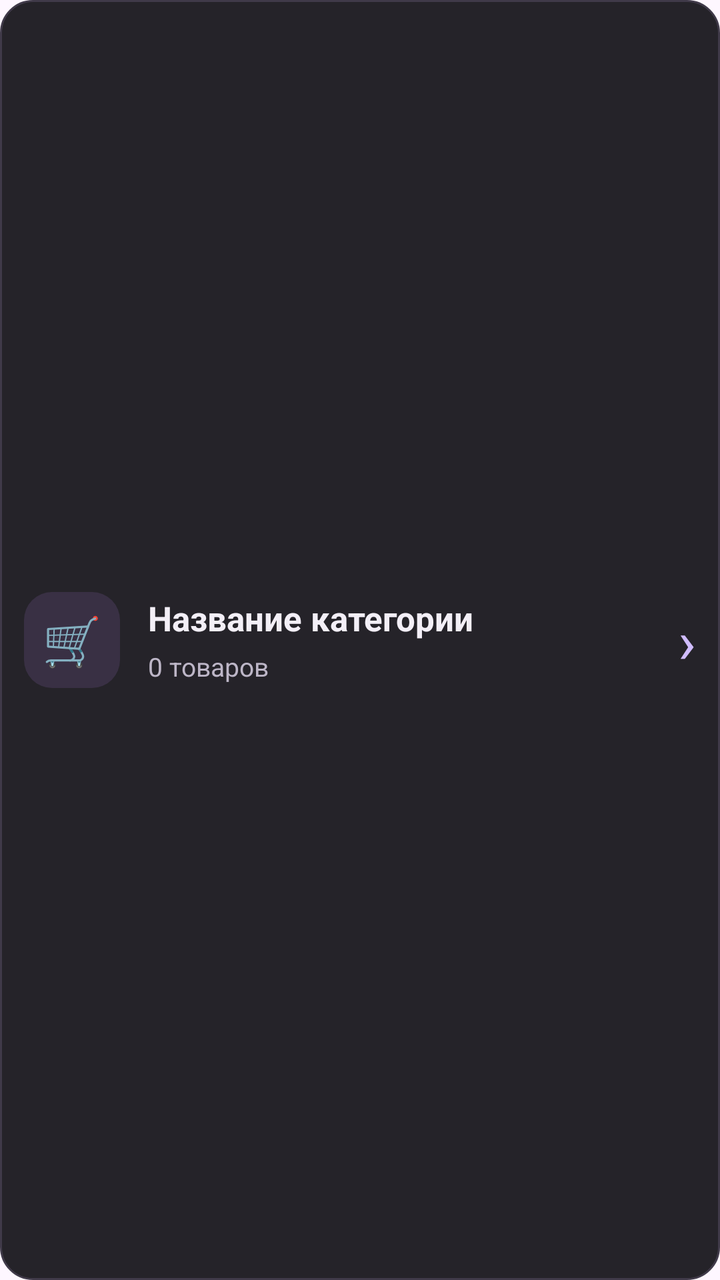
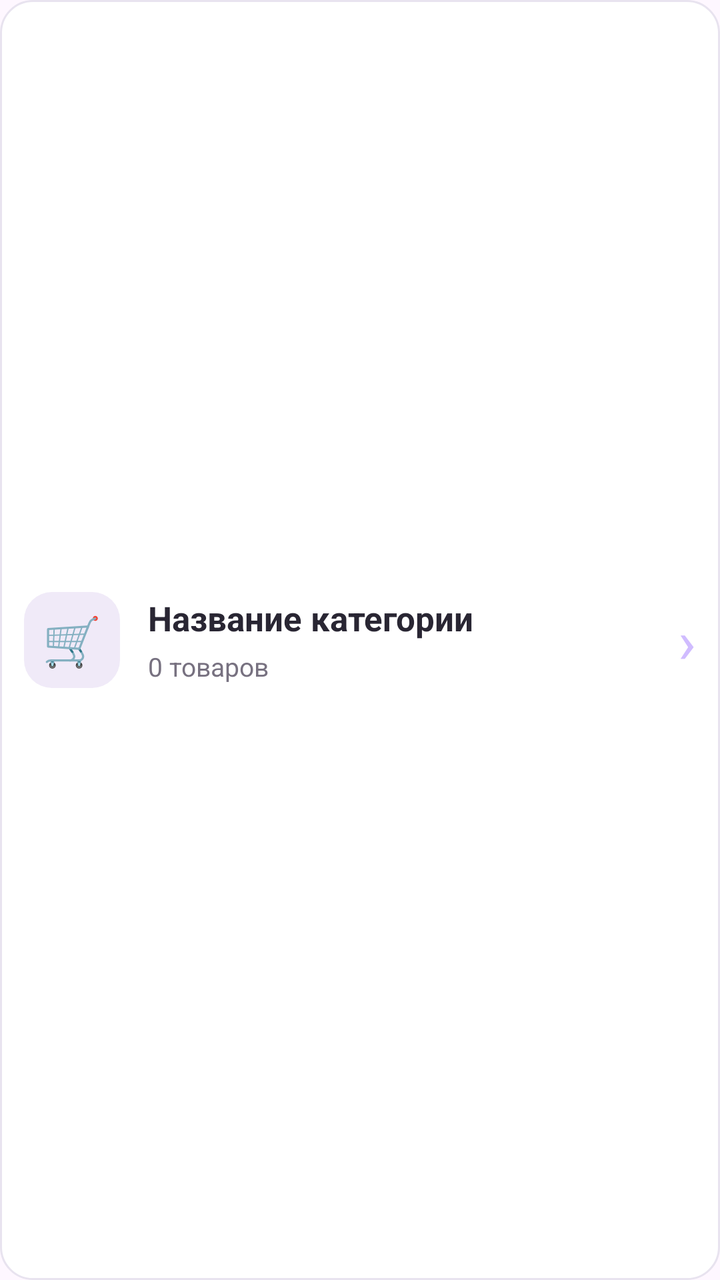

An Android layout rendered at two revisions. The XML below is the earlier revision; the diff shows what the commit changed to produce the second picture.
<!-- AndroidManifest.xml: application theme Theme.MyReviews -->
<!-- res/layout/item_category.xml -->
<?xml version="1.0" encoding="utf-8"?>
<LinearLayout xmlns:android="http://schemas.android.com/apk/res/android"
    android:layout_width="match_parent"
    android:layout_height="wrap_content"
    android:gravity="center_vertical"
    android:orientation="horizontal"
    android:padding="12dp"
    android:background="@drawable/category_card_background">

    <TextView
        android:id="@+id/tvCategoryIcon"
        android:layout_width="48dp"
        android:layout_height="48dp"
        android:gravity="center"
        android:text="🛒"
        android:textSize="24sp"
        android:background="@drawable/category_icon_background" />

    <LinearLayout
        android:layout_width="0dp"
        android:layout_height="wrap_content"
        android:layout_weight="1"
        android:orientation="vertical"
        android:layout_marginStart="14dp">

        <TextView
            android:id="@+id/tvCategoryName"
            android:layout_width="match_parent"
            android:layout_height="wrap_content"
            android:text="Название категории"
            android:textColor="#F3EFF7"
            android:textSize="17sp"
            android:textStyle="bold" />

        <TextView
            android:id="@+id/tvProductCount"
            android:layout_width="match_parent"
            android:layout_height="wrap_content"
            android:layout_marginTop="4dp"
            android:text="0 товаров"
            android:textColor="#BDB6C7"
            android:textSize="13sp" />

    </LinearLayout>

    <TextView
        android:layout_width="wrap_content"
        android:layout_height="wrap_content"
        android:layout_marginStart="8dp"
        android:text="›"
        android:textColor="#D0BCFF"
        android:textSize="30sp" />

</LinearLayout>
<!-- resources referenced by this layout -->
<resources>
  <!-- drawable category_card_background (drawable) -->
  <?xml version="1.0" encoding="utf-8"?>
  <shape xmlns:android="http://schemas.android.com/apk/res/android"
      android:shape="rectangle">
      <solid android:color="#252329" />
      <stroke
          android:width="1dp"
          android:color="#403A49" />
      <corners android:radius="16dp" />
  </shape>
  <!-- drawable category_icon_background (drawable) -->
  <?xml version="1.0" encoding="utf-8"?>
  <shape xmlns:android="http://schemas.android.com/apk/res/android"
      android:shape="rectangle">
      <solid android:color="#393044" />
      <corners android:radius="14dp" />
  </shape>
  <style name="Theme.MyReviews" parent="Base.Theme.MyReviews" />
  <style name="Base.Theme.MyReviews" parent="Theme.Material3.DayNight.NoActionBar">
          
          
      </style>
</resources>

<!-- the commit's change to res/layout/item_category.xml (unified diff, before → after) -->
@@ -28,7 +28,7 @@
             android:layout_width="match_parent"
             android:layout_height="wrap_content"
             android:text="Название категории"
-            android:textColor="#F3EFF7"
+            android:textColor="@color/light_text_primary"
             android:textSize="17sp"
             android:textStyle="bold" />
 
@@ -38,7 +38,7 @@
             android:layout_height="wrap_content"
             android:layout_marginTop="4dp"
             android:text="0 товаров"
-            android:textColor="#BDB6C7"
+            android:textColor="@color/light_text_secondary"
             android:textSize="13sp" />
 
     </LinearLayout>
@@ -48,7 +48,7 @@
         android:layout_height="wrap_content"
         android:layout_marginStart="8dp"
         android:text="›"
-        android:textColor="#D0BCFF"
+        android:textColor="@color/accent_purple_light"
         android:textSize="30sp" />
 
 </LinearLayout>
<!-- resource entries referenced after the edit -->
@@ -1,23 +1,36 @@
 <!-- resources referenced by this layout -->
 <resources>
+  <color name="accent_purple_light">#D0BCFF</color>
+  <color name="light_text_primary">#292633</color>
+  <color name="light_text_secondary">#777180</color>
   <!-- drawable category_card_background (drawable) -->
   <?xml version="1.0" encoding="utf-8"?>
   <shape xmlns:android="http://schemas.android.com/apk/res/android"
       android:shape="rectangle">
-      <solid android:color="#252329" />
+  
+      <solid android:color="@color/light_surface" />
+  
       <stroke
           android:width="1dp"
-          android:color="#403A49" />
+          android:color="@color/light_border" />
+  
       <corners android:radius="16dp" />
+  
   </shape>
   <!-- drawable category_icon_background (drawable) -->
   <?xml version="1.0" encoding="utf-8"?>
   <shape xmlns:android="http://schemas.android.com/apk/res/android"
       android:shape="rectangle">
-      <solid android:color="#393044" />
+  
+      <solid android:color="@color/light_icon_background" />
+  
       <corners android:radius="14dp" />
+  
   </shape>
   <style name="Theme.MyReviews" parent="Base.Theme.MyReviews" />
+  <color name="light_surface">#FFFFFF</color>
+  <color name="light_border">#E8E3EF</color>
+  <color name="light_icon_background">#F0EAF8</color>
   <style name="Base.Theme.MyReviews" parent="Theme.Material3.DayNight.NoActionBar">
           
           
